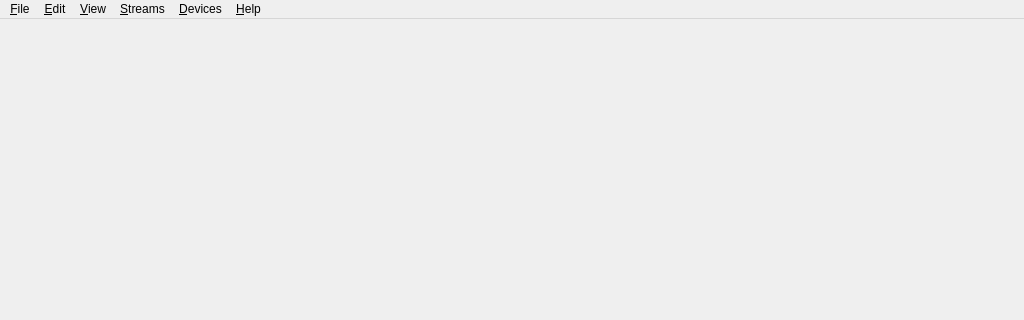
The window that client/mainwindow.ui (UAJ-Studio/riff) describes before a commit, drawn with Qt 5; both pictures show x 0 to 1024 and y 0 to 320 of the 1024 by 700 pixel window.
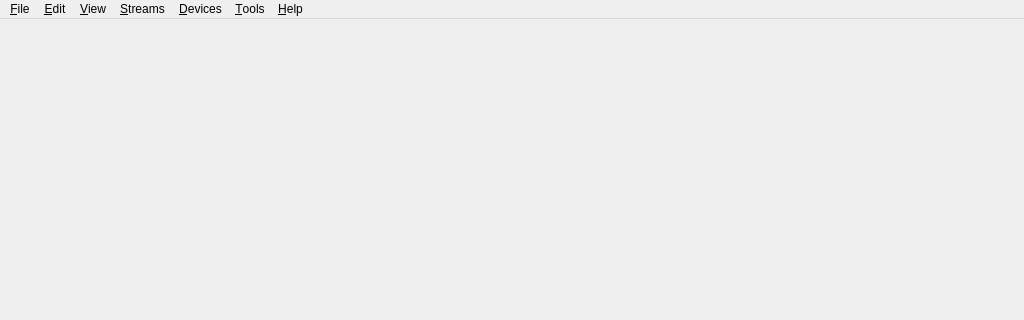
The same window after the commit. Icons and pictures are not drawn.

Commit message: Tools > Wireless Dongle: run USB Wi-Fi dongles through WSL from Riff

Diff of the .ui file:
```diff
--- a/client/mainwindow.ui
+++ b/client/mainwindow.ui
@@ -52,6 +52,12 @@
      <string>&amp;Devices</string>
     </property>
    </widget>
+   <widget class="QMenu" name="menuTools" >
+    <property name="title" >
+     <string>&amp;Tools</string>
+    </property>
+    <addaction name="actionWirelessDongle" />
+   </widget>
    <widget class="QMenu" name="menuHelp" >
     <property name="title" >
      <string>&amp;Help</string>
@@ -67,6 +73,7 @@
    <addaction name="menuView" />
    <addaction name="menuStreams" />
    <addaction name="menuDevices" />
+   <addaction name="menuTools" />
    <addaction name="menuHelp" />
   </widget>
   <widget class="QStatusBar" name="statusbar" />
```
Left out of the diff: 8 changed lines with no effect on the pictures. The commit also changes 15 other files.
